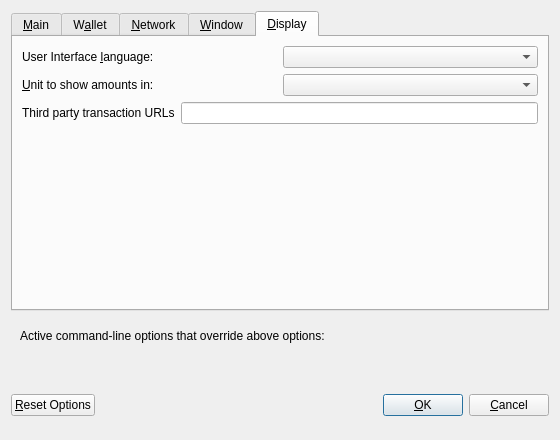
First picture: the form in src/qt/forms/optionsdialog.ui, repository tyzen-tzn/tyzen, before the edit.
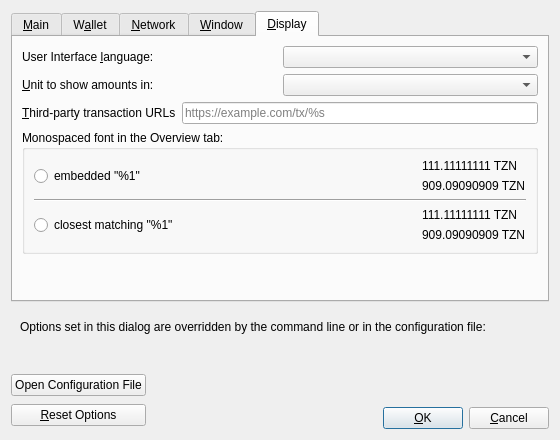
Second picture: the form after the edit. The open tabs and pages were chosen to show the change. Custom widgets are drawn as their Qt base class.

What changed in the file:
```diff
--- a/src/qt/forms/optionsdialog.ui
+++ b/src/qt/forms/optionsdialog.ui
@@ -610,7 +610,7 @@
             <string>Third party URLs (e.g. a block explorer) that appear in the transactions tab as context menu items. %s in the URL is replaced by transaction hash. Multiple URLs are separated by vertical bar |.</string>
            </property>
            <property name="text">
-            <string>Third party transaction URLs</string>
+            <string>&amp;Third-party transaction URLs</string>
            </property>
            <property name="buddy">
             <cstring>thirdPartyTxUrls</cstring>
@@ -620,12 +620,115 @@
          <item>
           <widget class="QLineEdit" name="thirdPartyTxUrls">
            <property name="toolTip">
-            <string>Third party URLs (e.g. a block explorer) that appear in the transactions tab as context menu items. %s in the URL is replaced by transaction hash. Multiple URLs are separated by vertical bar |.</string>
+            <string>Third-party URLs (e.g. a block explorer) that appear in the transactions tab as context menu items. %s in the URL is replaced by transaction hash. Multiple URLs are separated by vertical bar |.</string>
+           </property>
+           <property name="placeholderText">
+            <string notr="true">https://example.com/tx/%s</string>
            </property>
           </widget>
          </item>
         </layout>
        </item>
+       <item>
+        <widget class="QGroupBox" name="font_groupBox">
+         <property name="title">
+          <string>Monospaced font in the Overview tab:</string>
+         </property>
+         <layout class="QVBoxLayout" name="font_verticalLayout">
+          <item>
+           <layout class="QHBoxLayout" name="embeddedFont_horizontalLayout">
+            <item>
+             <widget class="QRadioButton" name="embeddedFont_radioButton">
+              <property name="text">
+               <string>embedded &quot;%1&quot;</string>
+              </property>
+             </widget>
+            </item>
+            <item>
+             <spacer name="embeddedFont_horizontalSpacer">
+              <property name="orientation">
+               <enum>Qt::Horizontal</enum>
+              </property>
+              <property name="sizeHint" stdset="0">
+               <size>
+                <width>40</width>
+                <height>20</height>
+               </size>
+              </property>
+             </spacer>
+            </item>
+            <item>
+             <layout class="QVBoxLayout" name="embeddedFont_verticalLayout">
+              <item>
+               <widget class="QLabel" name="embeddedFont_label_1">
+                <property name="text">
+                 <string notr="true">111.11111111 TZN</string>
+                </property>
+               </widget>
+              </item>
+              <item>
+               <widget class="QLabel" name="embeddedFont_label_9">
+                <property name="text">
+                 <string notr="true">909.09090909 TZN</string>
+                </property>
+               </widget>
+              </item>
+             </layout>
+            </item>
+           </layout>
+          </item>
+          <item>
+           <widget class="Line" name="font_line">
+            <property name="orientation">
+             <enum>Qt::Horizontal</enum>
+            </property>
+           </widget>
+          </item>
+          <item>
+           <layout class="QHBoxLayout" name="systemFont_horizontalLayout">
+            <item>
+             <widget class="QRadioButton" name="systemFont_radioButton">
+              <property name="text">
+               <string>closest matching &quot;%1&quot;</string>
+              </property>
+             </widget>
+            </item>
+            <item>
+             <spacer name="systemFont_horizontalSpacer">
+              <property name="orientation">
+               <enum>Qt::Horizontal</enum>
+              </property>
+              <property name="sizeHint" stdset="0">
+               <size>
+                <width>40</width>
+                <height>20</height>
+               </size>
+              </property>
+             </spacer>
+            </item>
+            <item>
+             <layout class="QVBoxLayout" name="systemFont_verticalLayout">
+              <item>
+               <widget class="QLabel" name="systemFont_label_1">
+                <property name="text">
+                 <string notr="true">111.11111111 TZN</string>
+                </property>
+               </widget>
+              </item>
+              <item>
+               <widget class="QLabel" name="systemFont_label_9">
+                <property name="text">
+                 <string notr="true">909.09090909 TZN</string>
+                </property>
+               </widget>
+              </item>
+             </layout>
+            </item>
+           </layout>
+          </item>
+         </layout>
+        </widget>
+       </item>
        <item>
         <spacer name="verticalSpacer_Display">
          <property name="orientation">
@@ -651,7 +754,7 @@
         <item>
          <widget class="QLabel" name="overriddenByCommandLineInfoLabel">
           <property name="text">
-           <string>Active command-line options that override above options:</string>
+           <string>Options set in this dialog are overridden by the command line or in the configuration file:</string>
           </property>
           <property name="textFormat">
            <enum>Qt::PlainText</enum>
@@ -692,17 +795,34 @@
    <item>
     <layout class="QHBoxLayout" name="horizontalLayout_Buttons">
      <item>
-      <widget class="QPushButton" name="resetButton">
-       <property name="toolTip">
-        <string>Reset all client options to default.</string>
-       </property>
-       <property name="text">
-        <string>&amp;Reset Options</string>
-       </property>
-       <property name="autoDefault">
-        <bool>false</bool>
-       </property>
-      </widget>
+      <layout class="QVBoxLayout" name="verticalLayout_Buttons">
+       <item>
+        <widget class="QPushButton" name="openTyzenConfButton">
+         <property name="toolTip">
+          <string>Open the %1 configuration file from the working directory.</string>
+         </property>
+         <property name="text">
+          <string>Open Configuration File</string>
+         </property>
+         <property name="autoDefault">
+          <bool>false</bool>
+         </property>
+        </widget>
+       </item>
+       <item>
+        <widget class="QPushButton" name="resetButton">
+         <property name="toolTip">
+          <string>Reset all client options to default.</string>
+         </property>
+         <property name="text">
+          <string>&amp;Reset Options</string>
+         </property>
+         <property name="autoDefault">
+          <bool>false</bool>
+         </property>
+        </widget>
+       </item>
+      </layout>
      </item>
      <item>
       <spacer name="horizontalSpacer_1">
@@ -756,27 +876,48 @@
       </spacer>
      </item>
      <item>
-      <widget class="QPushButton" name="okButton">
-       <property name="text">
-        <string>&amp;OK</string>
-       </property>
-       <property name="autoDefault">
-        <bool>false</bool>
-       </property>
-       <property name="default">
-        <bool>true</bool>
-       </property>
-      </widget>
-     </item>
-     <item>
-      <widget class="QPushButton" name="cancelButton">
-       <property name="text">
-        <string>&amp;Cancel</string>
-       </property>
-       <property name="autoDefault">
-        <bool>false</bool>
-       </property>
-      </widget>
+      <layout class="QVBoxLayout" name="verticalLayout_4">
+       <item>
+        <spacer name="verticalSpacer">
+         <property name="orientation">
+          <enum>Qt::Vertical</enum>
+         </property>
+         <property name="sizeHint" stdset="0">
+          <size>
+           <width>20</width>
+           <height>40</height>
+          </size>
+         </property>
+        </spacer>
+       </item>
+       <item>
+        <layout class="QHBoxLayout" name="horizontalLayout">
+         <item>
+          <widget class="QPushButton" name="okButton">
+           <property name="text">
+            <string>&amp;OK</string>
+           </property>
+           <property name="autoDefault">
+            <bool>false</bool>
+           </property>
+           <property name="default">
+            <bool>true</bool>
+           </property>
+          </widget>
+         </item>
+         <item>
+          <widget class="QPushButton" name="cancelButton">
+           <property name="text">
+            <string>&amp;Cancel</string>
+           </property>
+           <property name="autoDefault">
+            <bool>false</bool>
+           </property>
+          </widget>
+         </item>
+        </layout>
+       </item>
+      </layout>
      </item>
     </layout>
    </item>
```
Left out of the diff: 178 changed lines with no effect on the pictures.
